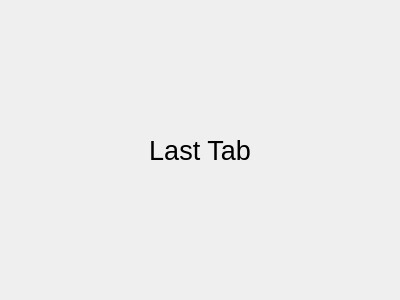
Above: ui/last_tab.ui from Hussein-Mourad/qt_folder_structure_test before the change. Below: the same form after it.
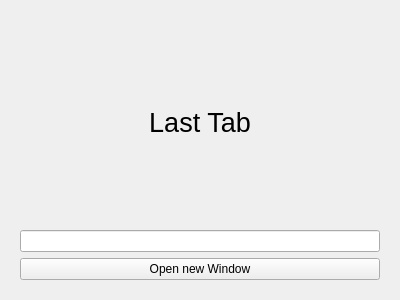
That is the form after the change.

```diff
--- a/ui/last_tab.ui
+++ b/ui/last_tab.ui
@@ -16,7 +16,7 @@
   <layout class="QHBoxLayout" name="horizontalLayout">
    <item>
     <widget class="QWidget" name="widget" native="true">
-     <layout class="QHBoxLayout" name="horizontalLayout_2">
+     <layout class="QVBoxLayout" name="verticalLayout">
       <item>
        <widget class="QLabel" name="label">
         <property name="font">
@@ -32,6 +32,16 @@
         </property>
        </widget>
       </item>
+      <item>
+       <widget class="QLineEdit" name="lineEdit_font_path"/>
+      </item>
+      <item>
+       <widget class="QPushButton" name="pushButton_new_window">
+        <property name="text">
+         <string>Open new Window</string>
+        </property>
+       </widget>
+      </item>
      </layout>
     </widget>
    </item>
```
